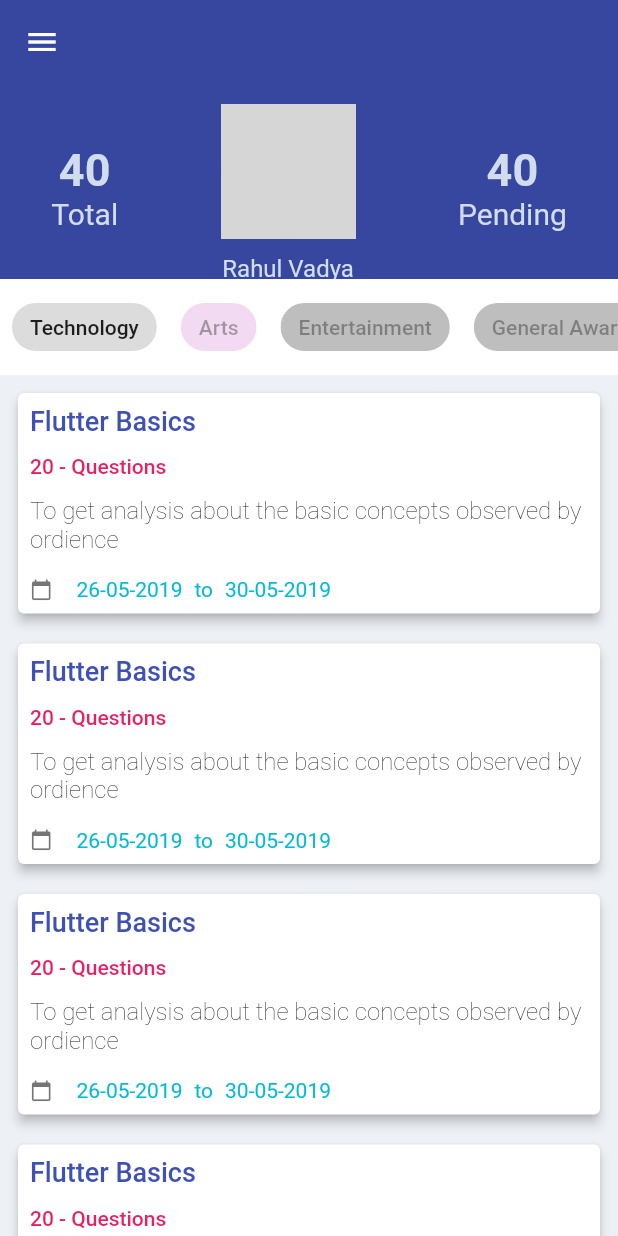
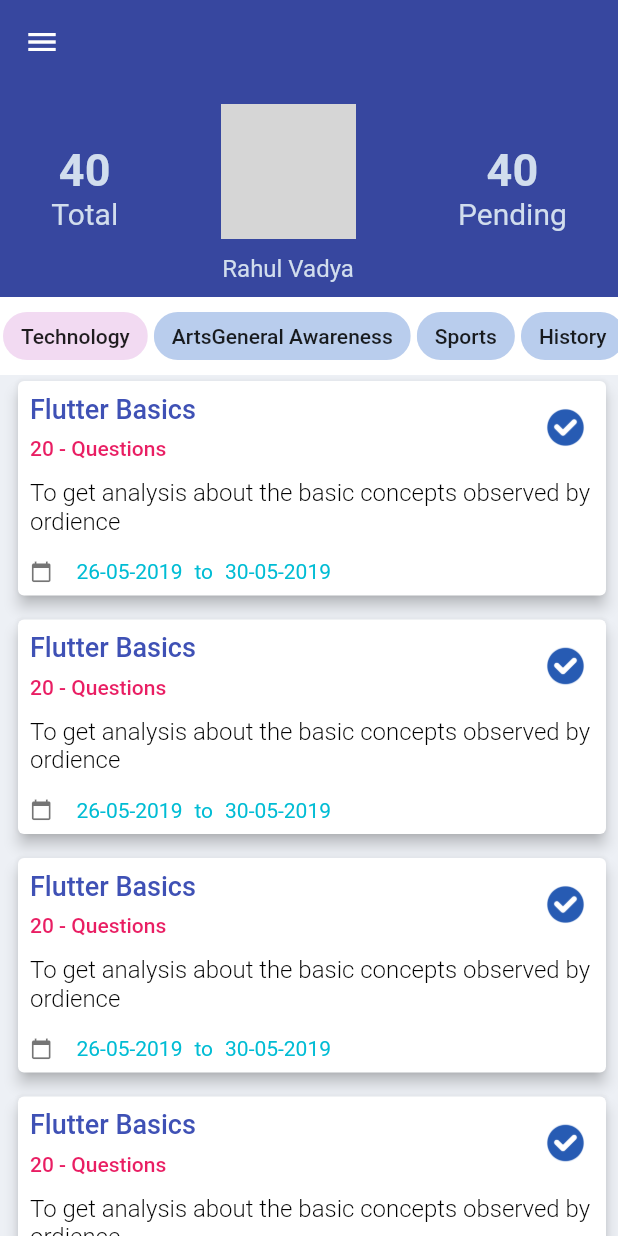
Before and after one commit to PreethiKonduri/QuizMockUpScreen, a Flutter app: the screen it shows after launch, after a tap on "Technology", on a phone screen of 412 x 824 dp. Run offline on Flutter 3.47's test engine with Material 2 defaults, Android fonts, the phone set to English and light mode, and no system bars; network calls fail; grey boxes are pictures that could not be loaded.

Commit message:
UI Modifications

```diff
--- a/quize_mocup/lib/main.dart
+++ b/quize_mocup/lib/main.dart
@@ -32,6 +32,15 @@ class MyHomePage extends StatefulWidget {
 
 class _MyHomePageState extends State<MyHomePage> {
   bool isSelected = false;
+  List<String> reportList = [
+    "Technology",
+    "Arts"
+    "General Awareness",
+    "Sports",
+    "History",
+    "Entertainment"
+  ];
+  List<String> selectedReportList = List();
   @override
   Widget build(BuildContext context) {
     return Scaffold(
@@ -123,60 +132,68 @@ class _MyHomePageState extends State<MyHomePage> {
                   ),
               bottom: PreferredSize(
                 preferredSize: const Size.fromHeight(48.0),
-                child: Container(
+                child:
+                Container(
                   color: Colors.white,
                   child: SingleChildScrollView(
                     scrollDirection: Axis.horizontal,
                     child:
-                    Row(
-                      mainAxisAlignment: MainAxisAlignment.spaceBetween,
-                      children: <Widget>[
-                        Container(
-                          margin: EdgeInsets.all(8.0),
-                          child: ChoiceChip(
-                            label: Text("Technology"),
-//                          backgroundColor: Color.fromRGBO(185,205, 237, 1),
-                            selectedColor: Color.fromRGBO(242, 218, 242, 1),
-                            disabledColor: Color.fromRGBO(185, 205, 237, 1),
-                            onSelected: (selected){
+          MultiSelectChip(
+          reportList,
+          onSelectionChanged: (selectedList) {
           setState(() {
-                                isSelected = selected;
+          selectedReportList = selectedList;
           });
-
-                            },
-                            selected: false,
-                          ),
-                        ),
-                        Container(
-                            margin: EdgeInsets.all(8.0),
-                            child: ChoiceChip(
-                              label: Text("Arts"),
-//                          backgroundColor: Color.fromRGBO(242, 218, 242, 1),
-                              selectedColor: Color.fromRGBO(242, 218, 242, 1),
-                              disabledColor: Color.fromRGBO(242, 218, 242, 1),
-                              selected: false,
-                            )),
-                        Container(
-                            margin: EdgeInsets.all(8.0),
-                            child: ChoiceChip(
-                              label: Text("Entertainment"),
-                              backgroundColor: Colors.amber,
-                              selected: true,
-                            )),
-                        Container(
-                            margin: EdgeInsets.all(8.0),
-                            child: ChoiceChip(
-                              label: Text("General Awareness"),
-                              backgroundColor: Colors.amber,
-                              selected: true,
-                            ))
-                      ],
-                    ),
-                  ),
-                ),
+          })
+//                    Row(
+//                      mainAxisAlignment: MainAxisAlignment.spaceBetween,
+//                      children: <Widget>[
+//                        Container(
+//                          margin: EdgeInsets.all(8.0),
+//                          child: ChoiceChip(
+//                            label: Text("Technology"),
+////                          backgroundColor: Color.fromRGBO(185,205, 237, 1),
+//                            selectedColor: Color.fromRGBO(242, 218, 242, 1),
+//                            disabledColor: Color.fromRGBO(185, 205, 237, 1),
+//                            onSelected: (selected){
+//                              setState(() {
+//                                isSelected = selected;
+//                              });
+//
+//                            },
+//                            selected: false,
+//                          ),
+//                        ),
+//                        Container(
+//                            margin: EdgeInsets.all(8.0),
+//                            child: ChoiceChip(
+//                              label: Text("Arts"),
+////                          backgroundColor: Color.fromRGBO(242, 218, 242, 1),
+//                              selectedColor: Color.fromRGBO(242, 218, 242, 1),
+//                              disabledColor: Color.fromRGBO(242, 218, 242, 1),
+//                              selected: false,
+//                            )),
+//                        Container(
+//                            margin: EdgeInsets.all(8.0),
+//                            child: ChoiceChip(
+//                              label: Text("Entertainment"),
+//                              backgroundColor: Colors.amber,
+//                              selected: true,
+//                            )),
+//                        Container(
+//                            margin: EdgeInsets.all(8.0),
+//                            child: ChoiceChip(
+//                              label: Text("General Awareness"),
+//                              backgroundColor: Colors.amber,
+//                              selected: true,
+//                            ))
+//                      ],
+//                    ),
                   ),
                 ),
 
+            ),
+            )
 //            Text("THis is Next")
           ];
         },
@@ -203,12 +220,15 @@ class _MyHomePageState extends State<MyHomePage> {
     // This trailing comma makes auto-formatting nicer for build methods.
   }
 
-  Container itemCard() {
-    return Container(
+  Stack itemCard() {
+    return Stack(
+      alignment: Alignment.topRight,
+      children: <Widget>[
+        Container(
           width: double.infinity,
-              margin: EdgeInsets.fromLTRB(8, 8, 8, 4),
+          margin: EdgeInsets.fromLTRB(8, 0, 4, 8),
           child: Card(
-                elevation: 3,
+            elevation: 4,
             child: Column(
               crossAxisAlignment: CrossAxisAlignment.start,
               children: <Widget>[
@@ -221,7 +241,7 @@ class _MyHomePageState extends State<MyHomePage> {
                   ),),
                 ),
                 Padding(
-                      padding: const EdgeInsets.fromLTRB(8,4,0,4),
+                  padding: const EdgeInsets.fromLTRB(8,0,0,4),
                   child: Text("20 - Questions",style: TextStyle(
                       fontSize: 14,
                       fontWeight: FontWeight.w500,
@@ -232,7 +252,7 @@ class _MyHomePageState extends State<MyHomePage> {
                   padding: const EdgeInsets.all(8),
                   child: Text("To get analysis about the basic concepts observed by ordience",style: TextStyle(
                       fontSize: 16,
-                          fontWeight: FontWeight.w200,
+                      fontWeight: FontWeight.w300,
                       color: Colors.black
                   ),),
                 ),
@@ -258,31 +278,64 @@ class _MyHomePageState extends State<MyHomePage> {
               ],
             ),
           ),
+        ),
+        Padding(
+          padding: const EdgeInsets.all(20.0),
+          child: Container(
+            width: 30,
+            height: 30,
+            child: Image(
+              image: AssetImage("assets/icons/ok.png"),
+            ),
+          ),
+        )
+      ],
+
+    );
+  }
+
+}
+class MultiSelectChip extends StatefulWidget {
+  final List<String> reportList;
+  final Function(List<String>) onSelectionChanged; // +added
+  MultiSelectChip(
+      this.reportList,
+      {this.onSelectionChanged} // +added
+      );
+  @override
+  _MultiSelectChipState createState() => _MultiSelectChipState();
+}
+class _MultiSelectChipState extends State<MultiSelectChip> {
+  // String selectedChoice = "";
+  List<String> selectedChoices = List();
+  _buildChoiceList() {
+    List<Widget> choices = List();
+    widget.reportList.forEach((item) {
+      choices.add(Container(
+        padding: const EdgeInsets.all(2.0),
+        child: ChoiceChip(
+          selectedColor: Color.fromRGBO(242, 218, 242, 1),
+          disabledColor: Color.fromRGBO(185,205, 237, 1),
+          backgroundColor: Color.fromRGBO(185,205, 237, 1),
+          label: Text(item),
+          selected: selectedChoices.contains(item),
+          onSelected: (selected) {
+            setState(() {
+              selectedChoices.contains(item)
+                  ? selectedChoices.remove(item)
+                  : selectedChoices.add(item);
+              widget.onSelectionChanged(selectedChoices); // +added
+            });
+          },
+        ),
+      ));
+    });
+    return choices;
+  }
+  @override
+  Widget build(BuildContext context) {
+    return Wrap(
+      children: _buildChoiceList(),
     );
   }
 }
-
-class _SliverAppBarDelegate extends SliverPersistentHeaderDelegate {
-  _SliverAppBarDelegate(this._tabBar);
-
-  final TabBar _tabBar;
-
-  @override
-  double get minExtent => _tabBar.preferredSize.height;
-
-  @override
-  double get maxExtent => _tabBar.preferredSize.height;
-
-  @override
-  Widget build(
-      BuildContext context, double shrinkOffset, bool overlapsContent) {
-    return new Container(
-      child: _tabBar,
-    );
-  }
-
-  @override
-  bool shouldRebuild(_SliverAppBarDelegate oldDelegate) {
-    return false;
-  }
-}
--- a/quize_mocup/pubspec.yaml
+++ b/quize_mocup/pubspec.yaml
@@ -41,9 +41,9 @@ flutter:
   uses-material-design: true
 
   # To add assets to your application, add an assets section, like this:
-  # assets:
-  #  - images/a_dot_burr.jpeg
-  #  - images/a_dot_ham.jpeg
+  assets:
+    - assets/icons/ok.png
+    - assets/icons/ok.gif
 
   # An image asset can refer to one or more resolution-specific "variants", see
   # https://flutter.dev/assets-and-images/#resolution-aware.
```
Also changed, not shown: quize_mocup/assets/icons/ok.gif (added), quize_mocup/assets/icons/ok.png (added). Lines whose indentation alone changed are shown as unchanged.
